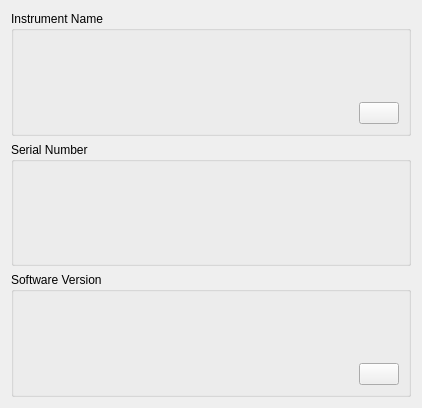
This is HimalayaMain/Gui/Components/Settings/Forms/InstallationSettingsWidget.ui in Liyezhong/Master as Qt 5 draws it before an edit. The edited form follows.
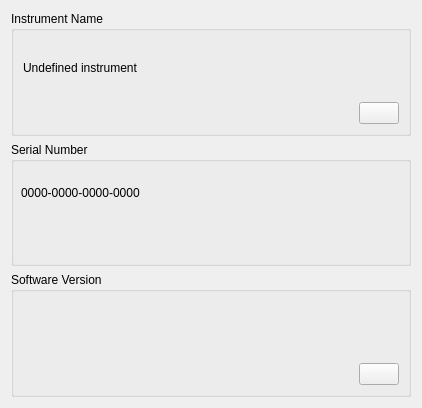
This is the edited form.

Commit message: bug fix of Alarm and Installation.

```diff
--- a/HimalayaMain/Gui/Components/Settings/Forms/InstallationSettingsWidget.ui
+++ b/HimalayaMain/Gui/Components/Settings/Forms/InstallationSettingsWidget.ui
@@ -43,7 +43,7 @@
       <item row="0" column="0">
        <widget class="QLabel" name="instrumentname">
         <property name="text">
-         <string/>
+         <string>Undefined instrument</string>
         </property>
        </widget>
       </item>
@@ -58,14 +58,14 @@
      <widget class="QLabel" name="serialnumber">
       <property name="geometry">
        <rect>
-        <x>40</x>
-        <y>30</y>
-        <width>231</width>
-        <height>31</height>
+        <x>10</x>
+        <y>20</y>
+        <width>331</width>
+        <height>61</height>
        </rect>
       </property>
       <property name="text">
-       <string/>
+       <string>0000-0000-0000-0000</string>
       </property>
      </widget>
     </widget>
```
The commit also changes 3 other files.
